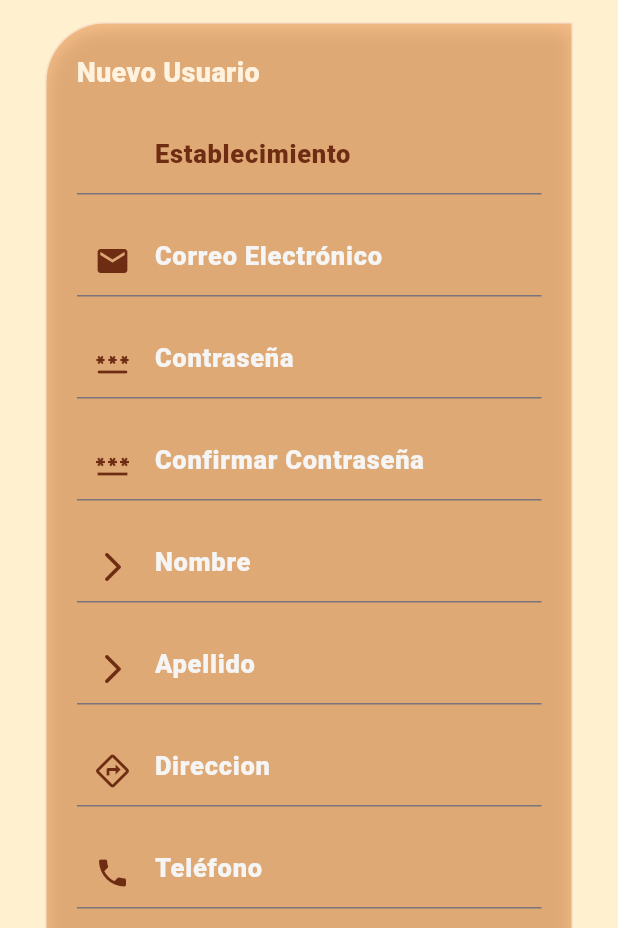
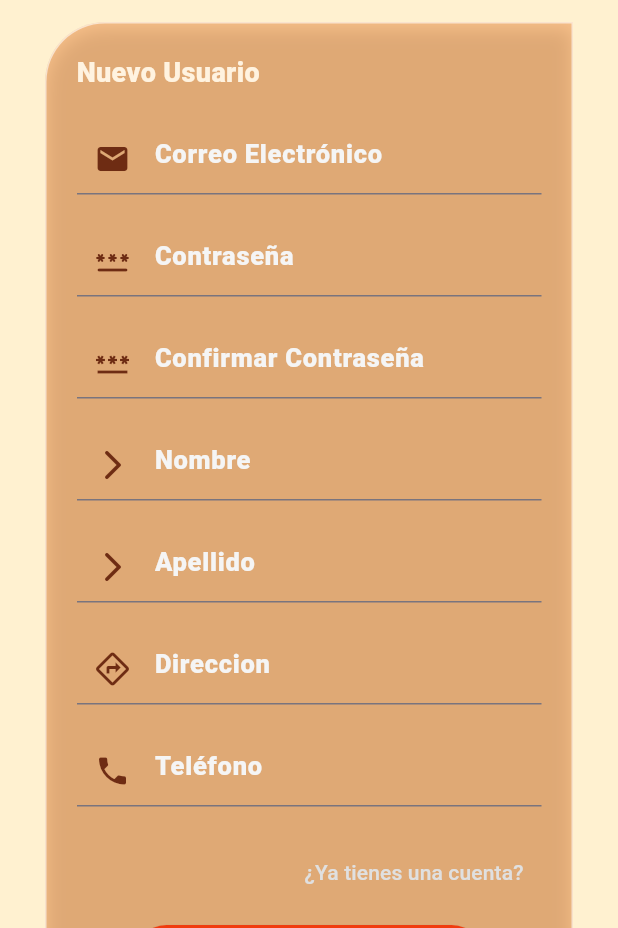
Before and after one commit to SorianoBrandon/QuickBites, a Flutter app: the screen it shows after launch, after a tap on the "person add alt" icon, on a phone screen of 412 x 824 dp, the part 308-1236 px from its top. Run offline on Flutter 3.47's test engine with Material 3 defaults, Android fonts, the phone set to English and light mode, and no system bars; our stand-ins replace cloud_firestore, firebase_auth, firebase_core, flutter_spinkit, font_awesome_flutter, go_router; accounts and stored records are empty.

Commit message:
No sirve nada pero almenos corre

```diff
--- a/quickbites_app/lib/firebase_services.dart
+++ b/quickbites_app/lib/firebase_services.dart
@@ -5,7 +5,7 @@ FirebaseFirestore db = FirebaseFirestore.instance;
 Stream<List<Map<String, dynamic>>> getOrdersStream() {
   return db.collection('orders').snapshots().map((snapshot) {
     return snapshot.docs.map((doc) {
-      final data = doc.data() as Map<String, dynamic>;
+      final Map<String, dynamic> data = doc.data();
       data['id'] = doc.id;
       return data;
     }).toList();
--- a/quickbites_app/lib/src/widgets/column_register.dart
+++ b/quickbites_app/lib/src/widgets/column_register.dart
@@ -3,18 +3,19 @@ import 'package:quickbites_app/src/auth/auth_register.dart';
 import 'package:quickbites_app/src/widgets/text_field_login.dart';
 
 class ColumnRegister extends StatefulWidget {
-  const ColumnRegister({super.key});
-
+  const ColumnRegister({super.key, required this.cambio});
+  final VoidCallback cambio;
   @override
   State<ColumnRegister> createState() => _ColumnRegisterState();
 }
 
 class _ColumnRegisterState extends State<ColumnRegister> {
   final TextEditingController emailController = TextEditingController();
- //--------------
+  //--------------
   final TextEditingController passwordController = TextEditingController();
- //-------------------
-  final TextEditingController confirmPasswordController = TextEditingController();
+  //-------------------
+  final TextEditingController confirmPasswordController =
+      TextEditingController();
 
   final TextEditingController nameController = TextEditingController();
 
@@ -23,9 +24,7 @@ class _ColumnRegisterState extends State<ColumnRegister> {
   final TextEditingController addressController = TextEditingController();
 
   final TextEditingController phoneController = TextEditingController();
-
-  final TextEditingController establecimientoController = TextEditingController();
- //------------------------
+  //------------------------
   @override
   Widget build(BuildContext context) {
     return Column(
@@ -39,15 +38,6 @@ class _ColumnRegisterState extends State<ColumnRegister> {
               fontSize: 18,
               fontWeight: FontWeight.w900,
             ),
-          ),
-        ),
-        const SizedBox(height: 20),
-
-        // Establecimiento
-        Center(
-          child: textField(
-            controler: establecimientoController,
-            texto: 'Establecimiento',
           ),
         ),
         const SizedBox(height: 20),
@@ -123,14 +113,12 @@ class _ColumnRegisterState extends State<ColumnRegister> {
         // Botón Entrar
         ElevatedButton(
           onPressed: () async {
-
             if (emailController.text.trim().isEmpty ||
                 passwordController.text.trim().isEmpty ||
                 nameController.text.trim().isEmpty ||
                 lastNameController.text.trim().isEmpty ||
                 addressController.text.trim().isEmpty ||
-                phoneController.text.trim().isEmpty ||
-                establecimientoController.text.trim().isEmpty) {
+                phoneController.text.trim().isEmpty) {
               // Mostrar un mensaje de error si algún campo está vacío
               ScaffoldMessenger.of(context).showSnackBar(
                 const SnackBar(
@@ -159,7 +147,6 @@ class _ColumnRegisterState extends State<ColumnRegister> {
               apellido: lastNameController.text,
               direccion: addressController.text,
               telefono: phoneController.text,
-              establecimiento: establecimientoController.text,
               context: context,
             );
 
@@ -169,15 +156,15 @@ class _ColumnRegisterState extends State<ColumnRegister> {
             lastNameController.text = "";
             addressController.text = "";
             phoneController.text = "";
-            establecimientoController.text = "";
             confirmPasswordController.text = "";
+            widget.cambio();
           },
           style: ElevatedButton.styleFrom(
             backgroundColor: const Color(0xFFf03c0f),
             shape: RoundedRectangleBorder(
               borderRadius: BorderRadius.circular(25),
             ),
-            padding: const EdgeInsets.symmetric(horizontal: 67, vertical: 10),
+            padding: const EdgeInsets.symmetric(horizontal: 65, vertical: 10),
           ),
           child: Text(
             '¡Registrarse!',
--- a/quickbites_app/lib/src/widgets/login_screen.dart
+++ b/quickbites_app/lib/src/widgets/login_screen.dart
@@ -8,10 +8,10 @@ class LoginScreen extends StatefulWidget {
   const LoginScreen({super.key});
 
   @override
-  State<LoginScreen> createState() => _LoginScreenState();
+  State<LoginScreen> createState() => LoginScreenState();
 }
 
-class _LoginScreenState extends State<LoginScreen>
+class LoginScreenState extends State<LoginScreen>
     with TickerProviderStateMixin {
   bool isLogin = true;
   bool isAnimating = false;
@@ -31,7 +31,7 @@ class _LoginScreenState extends State<LoginScreen>
     _controller.value = 1; // empieza visible
   }
 
-  Future<void> _toggleForm() async {
+  Future<void> toggleForm() async {
     if (isAnimating) return;
     isAnimating = true;
 
@@ -56,7 +56,7 @@ class _LoginScreenState extends State<LoginScreen>
   }
 
   Widget _buildContainerContent() {
-    return isLogin ? ColumnLogin() : ColumnRegister();
+    return isLogin ? ColumnLogin() : ColumnRegister(cambio: toggleForm);
   }
 
   @override
@@ -180,7 +180,7 @@ class _LoginScreenState extends State<LoginScreen>
                           ),
                           const SizedBox(width: 20),
                           GestureDetector(
-                            onTap: _toggleForm,
+                            onTap: toggleForm,
                             child: CircleAvatar(
                               backgroundColor: Colors.white,
                               radius: 25,
```
Also changed, not shown: quickbites_app/lib/src/auth/auth_register.dart (+13 -22 lines), 1 other file.
